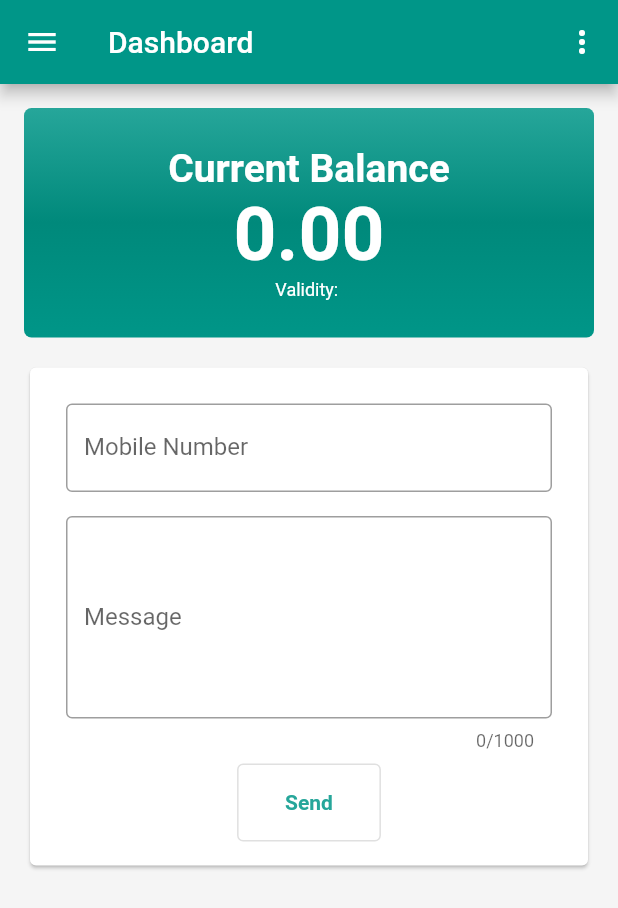
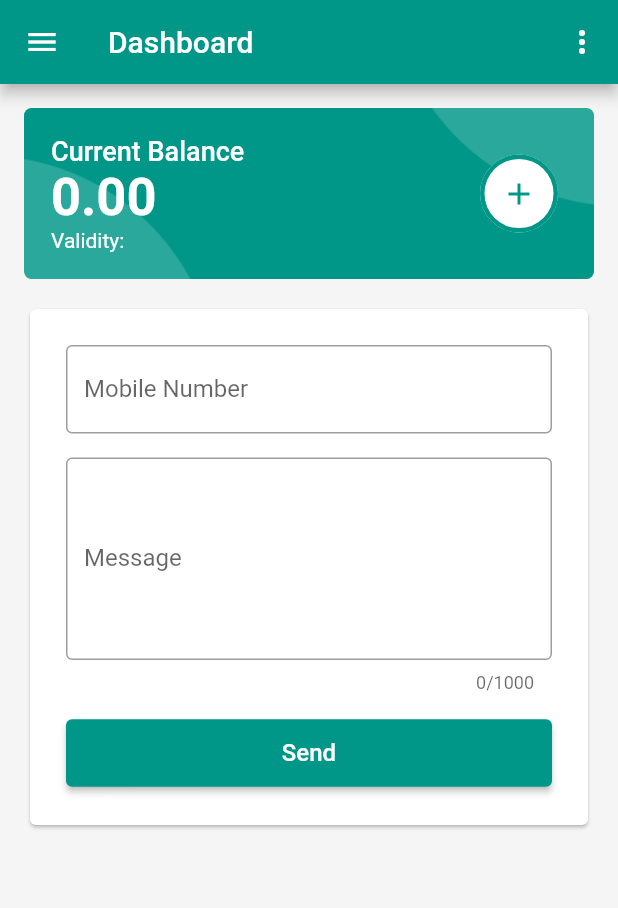
Before and after one commit to md-riaz/flutter_sms_net_bd, a Flutter app: the DashboardScreen screen opened by its route, on a phone screen of 412 x 824 dp. Shown: the top 908 px of the screen. Run offline on Flutter 3.47's test engine with Material 2 defaults, Android fonts, the phone set to English and light mode, and no system bars; our stand-ins replace shared_preferences; accounts and stored records are empty; network calls fail.

Commit message:
need to work on templates page action button

```diff
--- a/lib/screens/dashboard.dart
+++ b/lib/screens/dashboard.dart
@@ -52,79 +52,106 @@ class BalanceCard extends StatefulWidget {
 }
 
 class _BalanceCardState extends State<BalanceCard> {
-  double balance = 0.00;
-  String validity = '';
-
   _getBalance() async {
+    Map<String, dynamic> data = {
+      'balance': 00.00,
+      'validity': null,
+    };
     try {
       final resp = await sendRequest(
           context: context, mounted: mounted, uri: '/user/balance');
 
       if (resp['error'] == 0) {
-        setState(() {
-          balance = double.parse(resp['data']['balance']);
-          validity = DateFormat.yMMMd().format(
+        data = {
+          'balance': double.parse(resp['data']['balance']),
+          'validity': DateFormat.yMMMd().format(
             DateTime.parse(resp['data']['validity']),
-          );
-        });
+          ),
+        };
       }
     } catch (e) {
       developer.log(e.toString());
     }
+
+    return data;
   }
 
   @override
   void initState() {
     super.initState();
-    _getBalance();
   }
 
   @override
   Widget build(BuildContext context) {
+    return FutureBuilder(
+      future: _getBalance(),
+      builder: (BuildContext context, AsyncSnapshot snapshot) {
+        Map<String, dynamic> data = snapshot.data;
         return Container(
           width: double.infinity,
-      padding: const EdgeInsets.symmetric(vertical: 25),
+          padding: const EdgeInsets.all(18),
           decoration: BoxDecoration(
-        gradient: LinearGradient(
-          begin: Alignment.topCenter,
-          end: Alignment.bottomCenter,
-          colors: [
-            Colors.teal[400]!,
-            Colors.teal[600]!,
-            Colors.teal[500]!,
-          ],
+            image: const DecorationImage(
+              image: AssetImage('assets/images/card-bg-1.png'),
+              fit: BoxFit.cover,
             ),
             borderRadius: BorderRadius.circular(5),
           ),
-      child: Column(
-        crossAxisAlignment: CrossAxisAlignment.center,
+          child: Row(
+            mainAxisAlignment: MainAxisAlignment.spaceBetween,
+            children: [
+              Column(
+                crossAxisAlignment: CrossAxisAlignment.start,
                 mainAxisSize: MainAxisSize.min,
                 children: <Widget>[
                   const Text(
                     'Current Balance',
                     style: TextStyle(
                       color: Colors.white,
-              fontSize: 26.0,
-              fontWeight: FontWeight.bold,
+                      fontSize: 18.0,
+                      fontWeight: FontWeight.w500,
                     ),
                   ),
                   Text(
-            balance.toStringAsFixed(2),
+                    data['balance'].toStringAsFixed(2),
                     style: const TextStyle(
                       color: Colors.white,
-              fontSize: 50.0,
-              fontWeight: FontWeight.bold,
+                      fontSize: 35.0,
+                      fontWeight: FontWeight.w600,
                     ),
                   ),
                   Text(
-            'Validity: $validity',
+                    'Validity: ${data['validity'] != null ? data['validity'].toString() : ''}',
                     style: const TextStyle(
                       color: Colors.white,
-              fontSize: 12.0,
+                      fontSize: 14.0,
                     ),
                   ),
                 ],
               ),
+              ElevatedButton(
+                onPressed: () {},
+                style: ElevatedButton.styleFrom(
+                  shape: const CircleBorder(
+                    side: BorderSide(
+                      color: Colors.teal,
+                      width: 3,
+                    ),
+                  ),
+                  elevation: 0,
+                  primary: Colors.white,
+                  onPrimary: Colors.teal,
+                  padding: const EdgeInsets.all(10),
+                ),
+                child: const Padding(
+                  padding: EdgeInsets.all(4),
+                  child: Icon(Icons.add),
+                ),
+              ),
+            ],
+          ),
+        );
+      },
     );
   }
 }
@@ -209,13 +236,11 @@ class _QuickMsgState extends State<QuickMsg> {
                 maxLength: 1000,
                 maxLines: 5,
               ),
-              OutlinedButton(
-                style: OutlinedButton.styleFrom(
-                  primary: Colors.teal[400],
-                  padding: const EdgeInsets.symmetric(
-                    vertical: 18,
-                    horizontal: 32,
-                  ),
+              Padding(
+                padding: const EdgeInsets.all(8.0),
+                child: ElevatedButton(
+                  style: ElevatedButton.styleFrom(
+                    minimumSize: const Size.fromHeight(45),
                   ),
                   child: _isLoading
                       ? const SizedBox(
@@ -227,7 +252,7 @@ class _QuickMsgState extends State<QuickMsg> {
                         )
                       : const Text('Send',
                           style: TextStyle(
-                          fontWeight: FontWeight.bold,
+                            fontSize: 16,
                           )),
                   onPressed: () async {
                     if (_formKey.currentState!.validate()) {
@@ -243,6 +268,7 @@ class _QuickMsgState extends State<QuickMsg> {
                     }
                   },
                 ),
+              ),
             ],
           ),
         ),
--- a/lib/screens/messaging/templates_tab.dart
+++ b/lib/screens/messaging/templates_tab.dart
@@ -45,10 +45,27 @@ class _TemplateTabState extends State<TemplateTab> {
                     child: ExpansionTile(
                       title: Text(item['name']),
                       children: <Widget>[
-                        Padding(
-                          padding: const EdgeInsets.only(
-                              right: 16, bottom: 16, left: 16),
-                          child: Text(item['text']),
+                        Column(
+                          children: [
+                            Padding(
+                              padding:
+                                  const EdgeInsets.only(right: 16, left: 16),
+                              child: Text(item['text']),
+                            ),
+                            ButtonBar(
+                              alignment: MainAxisAlignment.end,
+                              children: [
+                                TextButton(
+                                  child: const Icon(Icons.edit),
+                                  onPressed: () {},
+                                ),
+                                TextButton(
+                                  child: const Icon(Icons.delete),
+                                  onPressed: () {},
+                                ),
+                              ],
+                            )
+                          ],
                         ),
                         // add more data that you want like this
                       ],
--- a/pubspec.yaml
+++ b/pubspec.yaml
@@ -67,9 +67,8 @@ flutter:
   uses-material-design: true
 
   # To add assets to your application, add an assets section, like this:
-  # assets:
-  #   - images/a_dot_burr.jpeg
-  #   - images/a_dot_ham.jpeg
+  assets:
+    - assets/images/
 
   # An image asset can refer to one or more resolution-specific "variants", see
   # https://flutter.dev/assets-and-images/#resolution-aware
```
Also changed, not shown: assets/images/card-bg-1.png (added). Lines whose indentation alone changed are shown as unchanged.
